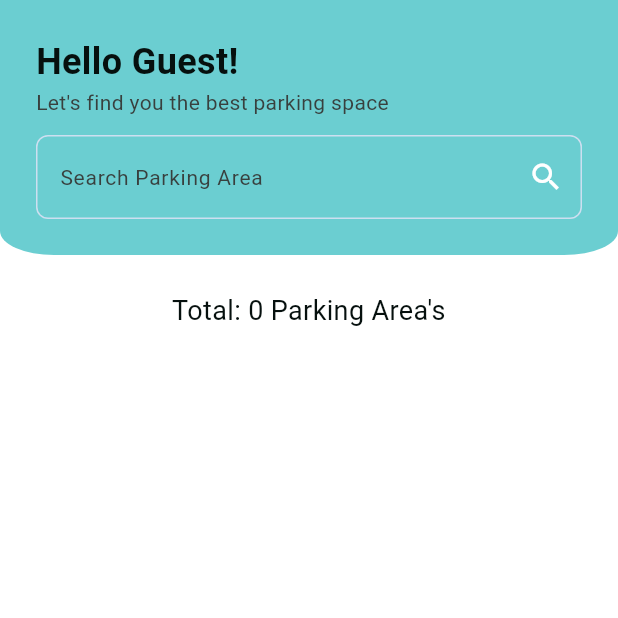
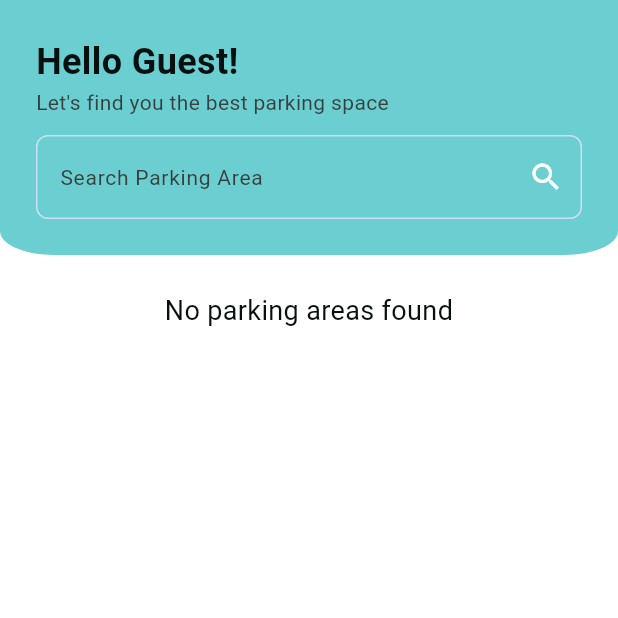
Before and after one commit to Rawiesh/parkner-mobile-app, a Flutter app: the screen it shows after launch, after a tap on "Continue as guest", on a phone screen of 412 x 824 dp, the top half of it. Run offline on Flutter 3.47's test engine with Material 3 defaults, Android fonts, the light colour scheme and no system bars; our stand-ins replace stacked, stacked_services, stacked_shared; network calls fail.

Commit message:
feat: implement parking area search

```diff
--- a/lib/ui/views/home/home_view.dart
+++ b/lib/ui/views/home/home_view.dart
@@ -57,7 +57,11 @@ class HomeView extends StackedView<HomeViewModel> {
           ),
           const SizedBox(height: 24),
           Text(
-            "Total: ${viewModel.areas.length} Parking Area's",
+            viewModel.areas.length > 1
+                ? "${viewModel.areas.length} Parking areas found"
+                : viewModel.areas.length == 1
+                    ? "1 Parking area found"
+                    : "No parking areas found",
             textAlign: TextAlign.center,
             style: const TextStyle(
               fontSize: 18,
--- a/lib/ui/views/home/home_viewmodel.dart
+++ b/lib/ui/views/home/home_viewmodel.dart
@@ -16,15 +16,26 @@ class HomeViewModel extends BaseViewModel {
     final response =
         await http.get(Uri.parse('https://parkner.vercel.app/api/lots'));
     if (response.statusCode == 200) {
-      if (response.body == jsonEncode(areas)) return;
       areas = jsonDecode(response.body);
+      areas = searchAreas(areas, searchController.text);
       createAreaWidgets();
     }
   }
 
+  List searchAreas(List areas, String query) {
+    if (query.isEmpty) return areas;
+
+    final lowerCaseQuery = query.toLowerCase();
+    return areas.where((area) {
+      final name = area["name"]?.toString().toLowerCase() ?? '';
+      final location = area["location"]?.toString().toLowerCase() ?? '';
+      return name.contains(lowerCaseQuery) || location.contains(lowerCaseQuery);
+    }).toList();
+  }
+
   void startFetchingAreas() {
     fetchAllAreas();
-    _timer = Timer.periodic(const Duration(seconds: 1), (timer) {
+    _timer = Timer.periodic(const Duration(milliseconds: 500), (timer) {
       fetchAllAreas();
     });
   }
```
